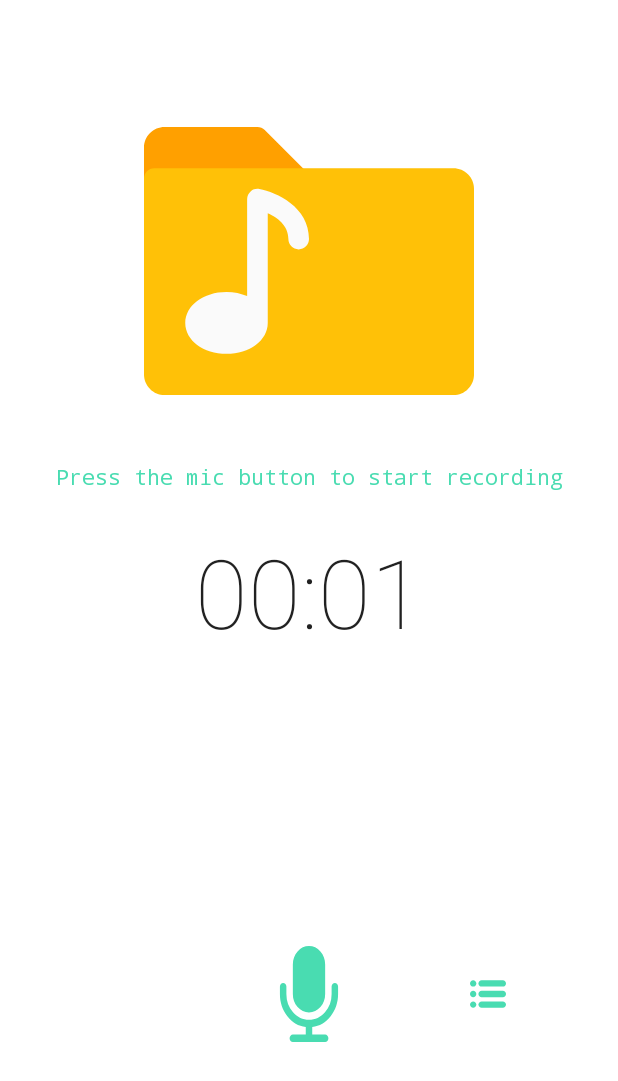
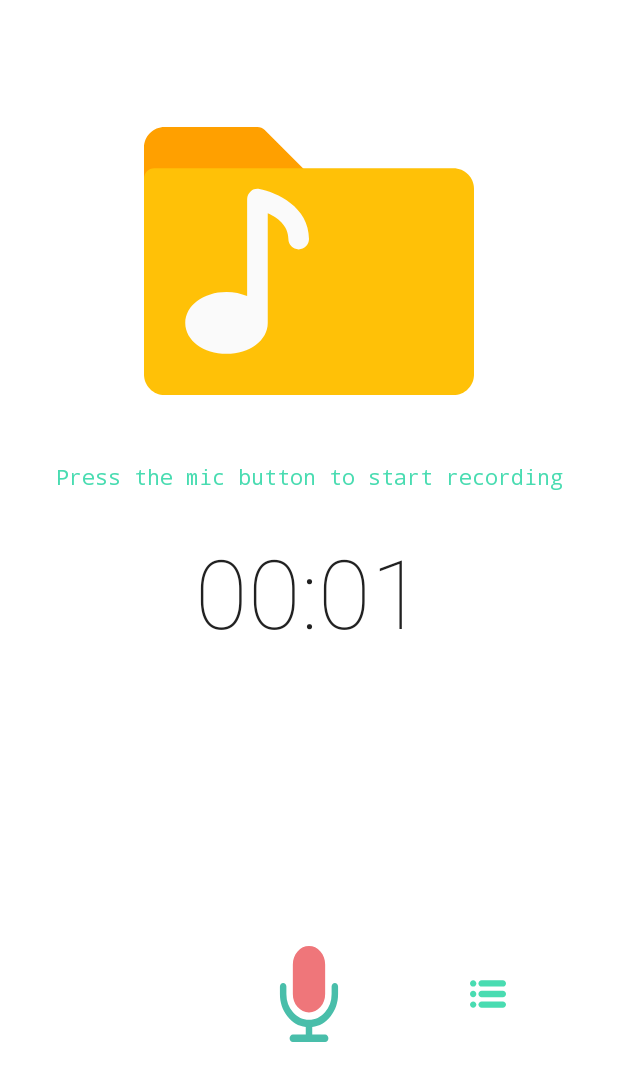
Before and after one commit to raza11409652/DroidRecords, an Android app: the screen it shows after launch (MainActivity), after a tap on an icon or button, on a phone screen of 412 x 824 dp. Shown: the top 1081 px of the screen. Run offline under Robolectric (Android 15) with nearby library versions, the phone set to English and light mode, and no system bars.

Commit message:
Icon has been updated as per Service

```diff
--- a/app/src/main/AndroidManifest.xml
+++ b/app/src/main/AndroidManifest.xml
@@ -2,6 +2,8 @@
 <manifest xmlns:android="http://schemas.android.com/apk/res/android"
     package="com.hackdroid.droidrecord">
     <uses-permission android:name="android.permission.RECORD_AUDIO"/>
+    <uses-permission android:name="android.permission.WRITE_EXTERNAL_STORAGE" />
+    <uses-permission android:name="android.permission.READ_EXTERNAL_STORAGE" />
     <application
         android:allowBackup="true"
         android:icon="@mipmap/ic_launcher"
--- a/app/src/main/java/com/hackdroid/droidrecord/Fragment/RecordFragment.java
+++ b/app/src/main/java/com/hackdroid/droidrecord/Fragment/RecordFragment.java
@@ -84,6 +84,7 @@ public class RecordFragment extends Fragment implements View.OnClickListener {
                     //stop recording
                     isRecording = false;
                     stopRecording();
+                    recordBtn.setImageDrawable(getResources().getDrawable(R.drawable.mic));
                 } else {
 
                     //start recoding
@@ -114,11 +115,13 @@ public class RecordFragment extends Fragment implements View.OnClickListener {
         /**
          * @alert the file output name that has been saved
          */
-        showAlert.alert(recordFile +" has been saved to your mobile");
+        showAlert.alert(recordFile + " has been saved to your mobile");
 
     }
 
     private void startRecording() {
+        recordBtn.setImageDrawable(getResources().getDrawable(R.drawable.mic_disable));
+
         recordFragmentTimer.setBase(SystemClock.elapsedRealtime());
         recordFragmentTimer.start();
 
--- /dev/null
+++ b/app/src/main/res/drawable/mic_disable.xml
@@ -0,0 +1,14 @@
+<?xml version="1.0" encoding="utf-8"?>
+<vector xmlns:android="http://schemas.android.com/apk/res/android"
+    android:width="42sp"
+    android:height="48sp"
+    android:viewportWidth="475.085"
+    android:viewportHeight="475.085">
+
+    <path
+        android:fillColor="@color/colorAccent"
+        android:pathData="M237.541,328.897c25.128,0,46.632-8.946,64.523-26.83c17.888-17.884,26.833-39.399,26.833-64.525V91.365 c0-25.126-8.938-46.632-26.833-64.525C284.173,8.951,262.669,0,237.541,0c-25.125,0-46.632,8.951-64.524,26.84 c-17.893,17.89-26.838,39.399-26.838,64.525v146.177c0,25.125,8.949,46.641,26.838,64.525 C190.906,319.951,212.416,328.897,237.541,328.897z" />
+    <path
+        android:fillColor="@color/header"
+        android:pathData="M396.563,188.15c-3.606-3.617-7.898-5.426-12.847-5.426c-4.944,0-9.226,1.809-12.847,5.426 c-3.613,3.616-5.421,7.898-5.421,12.845v36.547c0,35.214-12.518,65.333-37.548,90.362c-25.022,25.03-55.145,37.545-90.36,37.545 c-35.214,0-65.334-12.515-90.365-37.545c-25.028-25.022-37.541-55.147-37.541-90.362v-36.547c0-4.947-1.809-9.229-5.424-12.845 c-3.617-3.617-7.895-5.426-12.847-5.426c-4.952,0-9.235,1.809-12.85,5.426c-3.618,3.616-5.426,7.898-5.426,12.845v36.547 c0,42.065,14.04,78.659,42.112,109.776c28.073,31.118,62.762,48.961,104.068,53.526v37.691h-73.089 c-4.949,0-9.231,1.811-12.847,5.428c-3.617,3.614-5.426,7.898-5.426,12.847c0,4.941,1.809,9.233,5.426,12.847 c3.616,3.614,7.898,5.428,12.847,5.428h182.719c4.948,0,9.236-1.813,12.847-5.428c3.621-3.613,5.431-7.905,5.431-12.847 c0-4.948-1.81-9.232-5.431-12.847c-3.61-3.617-7.898-5.428-12.847-5.428h-73.08v-37.691 c41.299-4.565,75.985-22.408,104.061-53.526c28.076-31.117,42.12-67.711,42.12-109.776v-36.547 C401.998,196.049,400.185,191.77,396.563,188.15z" />
+</vector>
```
Also changed, not shown: app/src/main/java/com/hackdroid/droidrecord/Fragment/RecordsListFragment.java (+96 -4 lines), app/src/main/java/com/hackdroid/droidrecord/Model/AudioModel.java (added, +33 -0 lines).
